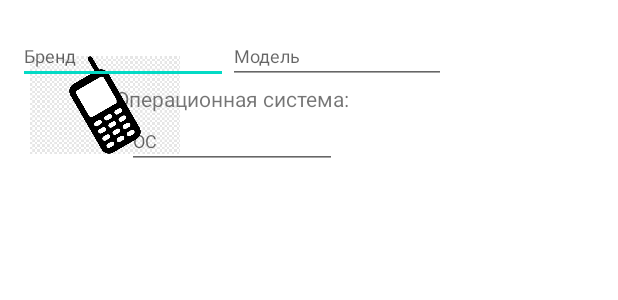
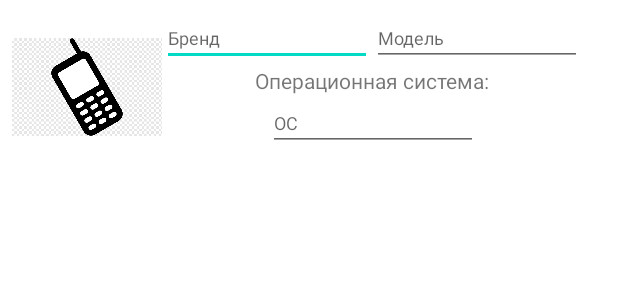
Before and after one commit to Gurchunov/phoneList, an Android app: the layout phone_item.xml on its own in the app's theme, with its tools: preview values and no code run, on a phone screen of 412 x 824 dp. Shown: the top 300 px of the screen. Run offline under Robolectric (Android 15) with nearby library versions, the phone set to English and light mode, and no system bars.

Commit message:
первая дз

```diff
--- a/app/build.gradle
+++ b/app/build.gradle
@@ -42,7 +42,7 @@ dependencies {
     implementation 'androidx.appcompat:appcompat:1.2.0'
     implementation 'com.google.android.material:material:1.3.0'
     implementation 'androidx.constraintlayout:constraintlayout:2.0.4'
-    testImplementation 'junit:junit:4.+'
+    testImplementation 'junit:junit:4.13.2'
     androidTestImplementation 'androidx.test.ext:junit:1.1.2'
     androidTestImplementation 'androidx.test.espresso:espresso-core:3.3.0'
 }
--- a/app/src/main/res/layout/phone_item.xml
+++ b/app/src/main/res/layout/phone_item.xml
@@ -3,8 +3,8 @@
     xmlns:app="http://schemas.android.com/apk/res-auto"
     xmlns:tools="http://schemas.android.com/tools"
     android:layout_width="match_parent"
-    android:layout_height="160dp"
-    android:padding="12dp">
+    android:layout_height="wrap_content"
+    android:padding="0dp">
 
     <ImageView
         android:id="@+id/editImage"
@@ -17,36 +17,38 @@
         app:layout_constraintTop_toTopOf="parent" />
 
     <EditText
-        android:id="@+id/etBrand"
+        android:id="@+id/editBrand"
         android:layout_width="wrap_content"
         android:layout_height="36dp"
-        android:layout_marginTop="8dp"
         android:ems="10"
         android:hint="Бренд"
         android:inputType="textPersonName"
         android:textSize="12sp"
-        app:layout_constraintStart_toEndOf="@+id/etImage"
-        app:layout_constraintTop_toTopOf="parent" />
+        app:layout_constraintEnd_toEndOf="parent"
+        app:layout_constraintHorizontal_bias="0.0"
+        app:layout_constraintStart_toEndOf="@+id/editImage"
+        app:layout_constraintTop_toTopOf="@+id/editImage" />
 
     <EditText
-        android:id="@+id/etModel"
-        android:layout_width="145dp"
+        android:id="@+id/editModel"
+        android:layout_width="wrap_content"
         android:layout_height="36dp"
         android:ems="10"
         android:hint="Модель"
         android:inputType="textPersonName"
         android:textSize="12sp"
-        app:layout_constraintStart_toEndOf="@+id/etBrand"
-        app:layout_constraintTop_toTopOf="@+id/etBrand" />
+        app:layout_constraintBottom_toBottomOf="@+id/editBrand"
+        app:layout_constraintStart_toEndOf="@+id/editBrand"
+        app:layout_constraintTop_toTopOf="@+id/editBrand" />
 
     <TextView
         android:id="@+id/tvOcSystem"
         android:layout_width="wrap_content"
         android:layout_height="19dp"
         android:text="Операционная система:"
-        app:layout_constraintEnd_toEndOf="@+id/etModel"
-        app:layout_constraintStart_toStartOf="@+id/etBrand"
-        app:layout_constraintTop_toBottomOf="@+id/etModel" />
+        app:layout_constraintEnd_toEndOf="@+id/editModel"
+        app:layout_constraintStart_toStartOf="@+id/editBrand"
+        app:layout_constraintTop_toBottomOf="@+id/editBrand" />
 
     <EditText
         android:id="@+id/etOC"
```
